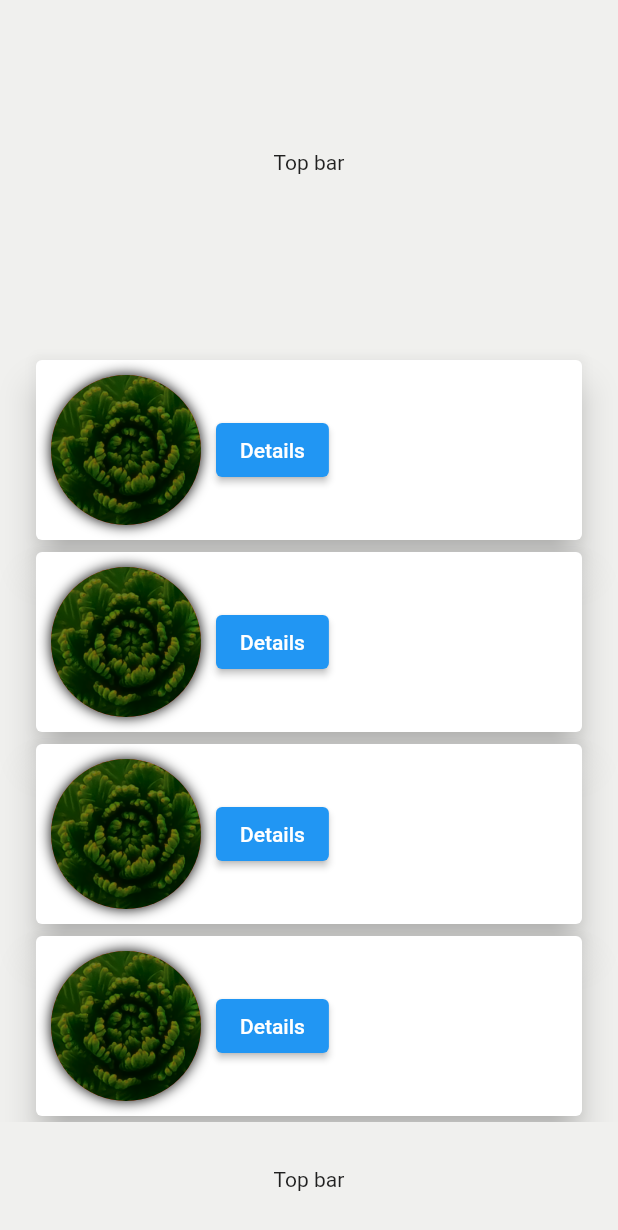
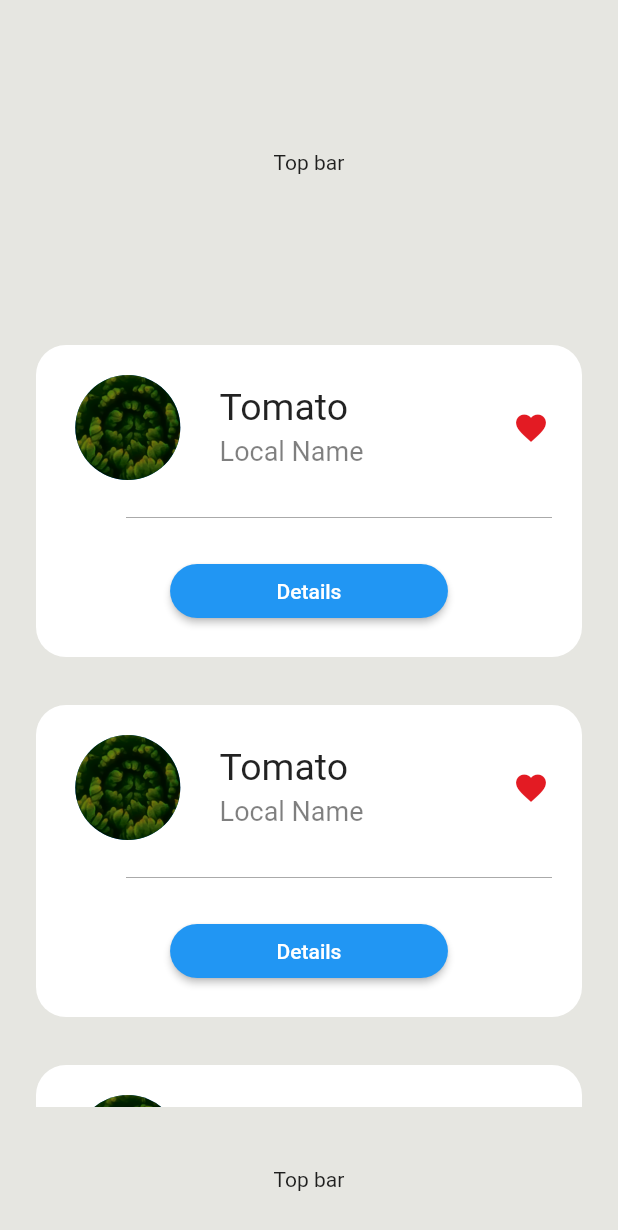
Before and after one commit to ParadoxPD/Spectra, a Flutter app: the Dashboard screen opened directly, on a phone screen of 412 x 824 dp. Shown: the top 1230 px of the screen. Run offline on Flutter 3.47's test engine with Material 2 defaults, Android fonts, the phone set to English and light mode, and no system bars; Roboto replaces fonts that are missing (SFProText).

```diff
--- a/app/lib/pages/Dashboard.dart
+++ b/app/lib/pages/Dashboard.dart
@@ -6,7 +6,7 @@ class Dashboard extends StatelessWidget {
   Widget build(BuildContext context) {
     return Scaffold(
         body: Container(
-      color: Color(0xffF0F0EE),
+      color: Color(0xffE6E6E1),
       child: Column(
         children: <Widget>[
           Container(
@@ -14,10 +14,20 @@ class Dashboard extends StatelessWidget {
             child: Text("Top bar"),
           ),
           Expanded(
-            child: SizedBox.expand(
-              child: ListView(
-                padding: EdgeInsets.fromLTRB(20, 20, 20, 40),
-                children: getCards(context),
+            child: Container(
+              padding: EdgeInsets.fromLTRB(20, 10, 20, 10),
+              child: SizedBox.expand(
+                child: ListView.separated(
+                  itemCount: 30,
+                  separatorBuilder: (BuildContext context, int index) =>
+                      const Divider(
+                    height: 24,
+                    color: Color(0xffE6E6E1),
+                  ),
+                  itemBuilder: (context, index) {
+                    return getCard(context);
+                  },
+                ),
               ),
             ),
           ),
@@ -31,41 +41,156 @@ class Dashboard extends StatelessWidget {
   }
 }
 
-List<Widget> getCards(context) {
-  List<Widget> cards = [];
-
-  for (var i = 0; i < 10; i++) {
-    cards.add(Card(
-      elevation: 10,
-      child: Row(
-        children: <Widget>[
-          Padding(
-            padding: EdgeInsets.all(10.0),
-            child: GestureDetector(
-              onTap: () {},
-              child: Container(
-                width: 100.0,
-                height: 100.0,
-                decoration: BoxDecoration(
-                    color: Colors.red,
-                    image: DecorationImage(
-                        image: AssetImage('assets/Login_Back.png'),
-                        fit: BoxFit.cover),
-                    borderRadius: BorderRadius.all(Radius.circular(75.0)),
-                    boxShadow: [
-                      BoxShadow(blurRadius: 7.0, color: Colors.black)
-                    ]),
+Widget getCard(context) {
+  return Card(
+    elevation: 0,
+    shape: RoundedRectangleBorder(
+      borderRadius: BorderRadius.circular(20.0),
+    ),
+    child: Column(
+      mainAxisSize: MainAxisSize.min,
+      children: <Widget>[
+        Padding(padding: EdgeInsets.fromLTRB(0, 20, 0, 0)),
+        CustomListItem(
+          subtitle: 'Local Name',
+          thumbnail: Container(
+            child: CircleAvatar(
+              radius: 35,
+              foregroundImage: AssetImage('assets/Login_Back.png'),
+            ),
+          ),
+          title: 'Tomato',
+          isFavourite: true,
+        ),
+        Container(
+            padding: EdgeInsets.fromLTRB(60, 0, 20, 0),
+            child: Divider(
+              height: 50,
+              color: Color(0x55000000),
+            )),
+        ElevatedButton(
+            child: Container(
+              padding: EdgeInsets.fromLTRB(55, 0, 55, 0),
+              child: Text(
+                'Details',
+                style: TextStyle(fontFamily: "SFProText"),
               ),
             ),
+            onPressed: () {/* ... */},
+            style: ButtonStyle(
+                shape: MaterialStateProperty.all<RoundedRectangleBorder>(
+                    RoundedRectangleBorder(
+              borderRadius: BorderRadius.circular(18.0),
+            )))),
+        Padding(padding: EdgeInsets.fromLTRB(0, 20, 0, 0)),
+      ],
+    ),
+  );
+}
+
+class CustomListItem extends StatefulWidget {
+  final Widget thumbnail;
+  final String title;
+  final String subtitle;
+  final bool isFavourite;
+  const CustomListItem({
+    Key key,
+    this.thumbnail,
+    this.title,
+    this.subtitle,
+    this.isFavourite,
+  }) : super(key: key);
+
+  @override
+  _CustomListItem createState() => _CustomListItem(
+        thumbnail: this.thumbnail,
+        title: this.title,
+        subtitle: this.subtitle,
+        isFavourite: this.isFavourite,
+      );
+}
+
+class _CustomListItem extends State<CustomListItem> {
+  final Widget thumbnail;
+  final String title;
+  final String subtitle;
+  bool isFavourite = false;
+  _CustomListItem({
+    this.thumbnail,
+    this.title,
+    this.subtitle,
+    this.isFavourite,
+  });
+  @override
+  Widget build(BuildContext context) {
+    return Padding(
+      padding: const EdgeInsets.fromLTRB(0, 0, 10, 0),
+      child: Row(
+        crossAxisAlignment: CrossAxisAlignment.center,
+        mainAxisAlignment: MainAxisAlignment.start,
+        children: <Widget>[
+          Expanded(
+            flex: 2,
+            child: widget.thumbnail,
           ),
-          ElevatedButton(
-            onPressed: () {},
-            child: Text("Details"),
+          Expanded(
+            flex: 3,
+            child: TitleText(
+              title: title,
+              subtitle: subtitle,
+            ),
+          ),
+          IconButton(
+            icon: new Icon(Icons.favorite),
+            color: isFavourite ? Color(0xffe31b23) : Color(0x40000000),
+            onPressed: () {
+              setState(() {
+                isFavourite = !isFavourite;
+              });
+              print(isFavourite);
+            },
           ),
         ],
       ),
-    ));
+    );
   }
+}
 
-  return cards;
+class TitleText extends StatelessWidget {
+  const TitleText({
+    key,
+    this.title,
+    this.subtitle,
+  }) : super(key: key);
+
+  final String title;
+  final String subtitle;
+
+  @override
+  Widget build(BuildContext context) {
+    return Padding(
+      padding: const EdgeInsets.fromLTRB(0, 0.0, 0.0, 0.0),
+      child: Column(
+        crossAxisAlignment: CrossAxisAlignment.start,
+        children: <Widget>[
+          Text(
+            title,
+            style: const TextStyle(
+              fontWeight: FontWeight.w400,
+              fontSize: 25.0,
+            ),
+          ),
+          const Padding(padding: EdgeInsets.symmetric(vertical: 2.0)),
+          Text(
+            subtitle,
+            style: const TextStyle(
+                fontSize: 18.0,
+                fontWeight: FontWeight.w400,
+                color: Color(0x80000000)),
+          ),
+          const Padding(padding: EdgeInsets.symmetric(vertical: 1.0)),
+        ],
+      ),
+    );
+  }
 }
--- a/app/lib/pages/LoginUI.dart
+++ b/app/lib/pages/LoginUI.dart
@@ -204,7 +204,7 @@ class SignUp extends StatelessWidget {
             padding: EdgeInsets.only(top: 50, bottom: 40, left: 25, right: 25),
             child: ListView(
               children: <Widget>[
-                customTextField("Phone Number", EdgeInsets.all(10), false),
+                customTextField("Email", EdgeInsets.all(10), false),
                 customTextField(
                     "Full Name", EdgeInsets.fromLTRB(10, 10, 10, 0), false),
                 customTextField(
```
